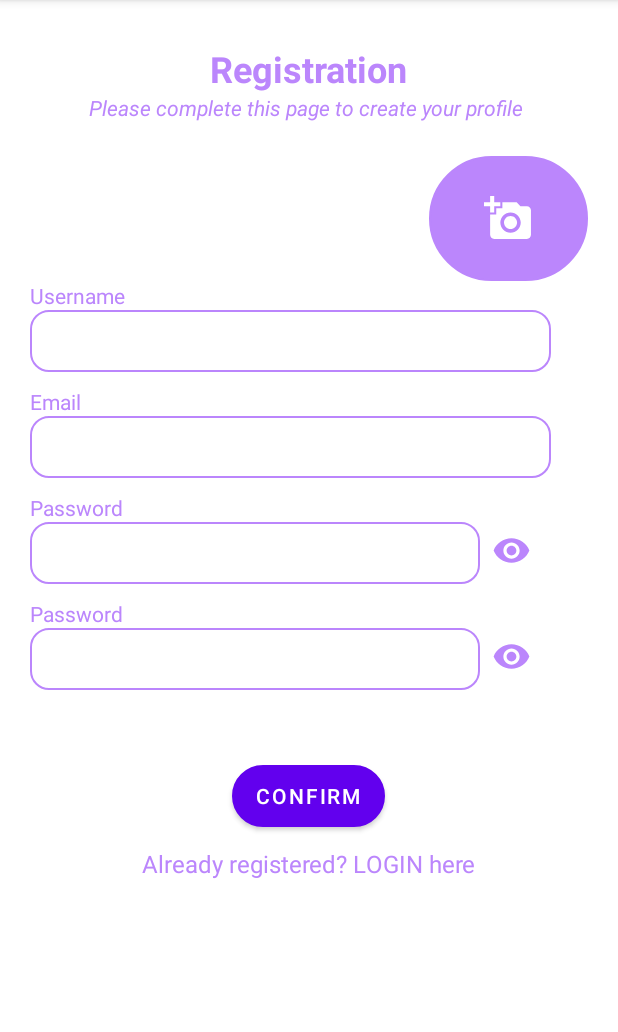
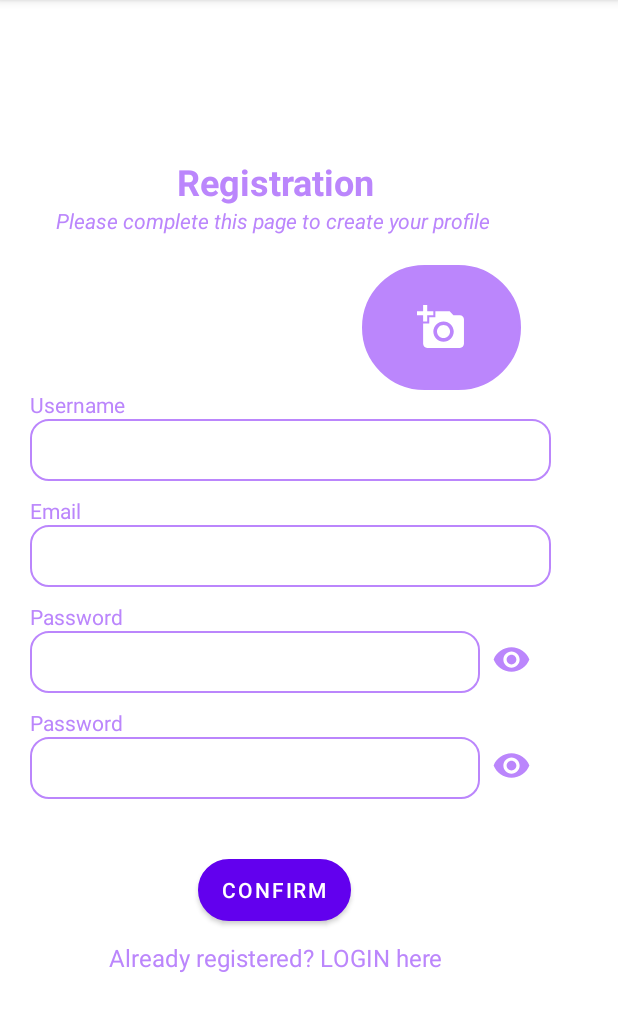
Before and after one commit to GeorgePisl/WhereToStudy, an Android app: the screen it shows after launch (Registration), after a tap on an icon or button, on a phone screen of 412 x 824 dp, the part 84-1116 px from its top. Run offline under Robolectric (Android 15) with nearby library versions, the phone set to English and light mode, and no system bars; our stand-ins replace Firebase (no records; nobody signed in at launch, a user with empty details on screens opened directly); libraries missing offline, so code that uses them is left out: com.facebook, com.facebook.login; pictures from the network do not load; 6 statements that could not run were skipped.

Commit message:
Chiara - scrolls added + profilePicture working in progress

```diff
--- a/app/build.gradle
+++ b/app/build.gradle
@@ -65,4 +65,6 @@ dependencies {
     implementation 'com.github.chrisbanes:PhotoView:2.3.0'
     implementation 'com.budiyev.android:code-scanner:2.1.0'
 
+    implementation 'com.squareup.picasso:picasso:2.71828'
+
 }
--- a/app/src/main/res/layout/activity_registration.xml
+++ b/app/src/main/res/layout/activity_registration.xml
@@ -14,12 +14,27 @@
 
     </include>
 
+    <ScrollView
+        android:id="@+id/scrollRegistration"
+        android:layout_width="match_parent"
+        android:layout_height="wrap_content"
+        android:layout_marginTop="100dp"
+        android:fillViewport="true"
+        app:layout_constraintBottom_toBottomOf="@+id/toolbar1"
+        app:layout_constraintHorizontal_bias="0.0"
+        app:layout_constraintLeft_toLeftOf="parent"
+        app:layout_constraintRight_toRightOf="parent"
+        app:layout_constraintTop_toTopOf="parent">
+
+        <androidx.constraintlayout.widget.ConstraintLayout
+            android:layout_width="wrap_content"
+            android:layout_height="wrap_content">
 
             <TextView
                 android:id="@+id/registrationText"
                 android:layout_width="wrap_content"
                 android:layout_height="wrap_content"
-        android:layout_marginTop="85dp"
+                android:layout_marginTop="5dp"
                 android:text="Registration"
                 android:textColor="@color/purple_200"
                 android:textSize="24sp"
@@ -46,9 +61,10 @@
                 android:id="@+id/profilePicture"
                 android:layout_width="106dp"
                 android:layout_height="83dp"
-        android:layout_marginTop="160dp"
+                android:layout_marginTop="20dp"
                 android:layout_marginEnd="20dp"
                 android:background="@drawable/image_view_border"
+                android:contentDescription="profile"
                 android:onClick="addProfilePic"
                 android:padding="25dp"
                 android:tint="#FFFFFF"
@@ -56,9 +72,8 @@
                 app:layout_constraintEnd_toEndOf="parent"
                 app:layout_constraintHorizontal_bias="1.0"
                 app:layout_constraintStart_toStartOf="parent"
-        app:layout_constraintTop_toTopOf="parent"
+                app:layout_constraintTop_toBottomOf="@+id/description"
                 app:srcCompat="@drawable/ic_add_photo"
-        android:contentDescription="profile"
                 tools:ignore="HardcodedText" />
 
 
@@ -181,13 +196,13 @@
                 android:layout_marginStart="6dp"
                 android:layout_marginLeft="6dp"
                 android:layout_marginTop="35dp"
+                android:contentDescription="show password"
                 android:tint="@color/purple_200"
                 app:layout_constraintEnd_toEndOf="parent"
                 app:layout_constraintHorizontal_bias="0.0"
                 app:layout_constraintStart_toEndOf="@+id/passwordRegister"
                 app:layout_constraintTop_toBottomOf="@+id/emailRegister"
                 app:srcCompat="@drawable/ic_visibility"
-                android:contentDescription="show password"
                 tools:ignore="HardcodedText" />
 
             <ImageView
@@ -197,14 +212,14 @@
                 android:layout_marginStart="6dp"
                 android:layout_marginTop="35dp"
                 android:layout_marginEnd="10dp"
+                android:contentDescription="hide password"
+                android:tint="@color/purple_200"
                 android:visibility="invisible"
-        android:tint="@color/purple_200"
                 app:layout_constraintEnd_toEndOf="parent"
                 app:layout_constraintHorizontal_bias="0.0"
                 app:layout_constraintStart_toEndOf="@+id/passwordRegister"
                 app:layout_constraintTop_toBottomOf="@+id/emailRegister"
                 app:srcCompat="@drawable/ic_visibility_off"
-        android:contentDescription="hide password"
                 tools:ignore="HardcodedText" />
 
             <ImageView
@@ -214,13 +229,13 @@
                 android:layout_marginStart="6dp"
                 android:layout_marginLeft="6dp"
                 android:layout_marginTop="35dp"
+                android:contentDescription="visibility"
                 android:tint="@color/purple_200"
                 app:layout_constraintEnd_toEndOf="parent"
                 app:layout_constraintHorizontal_bias="0.0"
                 app:layout_constraintStart_toEndOf="@+id/confirmPasswordRegister"
                 app:layout_constraintTop_toBottomOf="@+id/passwordRegister"
                 app:srcCompat="@drawable/ic_visibility"
-        android:contentDescription="visibility"
                 tools:ignore="HardcodedText" />
 
             <ImageView
@@ -230,22 +245,21 @@
                 android:layout_marginStart="6dp"
                 android:layout_marginTop="35dp"
                 android:layout_marginEnd="10dp"
+                android:contentDescription="visibility off"
+                android:tint="@color/purple_200"
                 android:visibility="invisible"
-        android:tint="@color/purple_200"
                 app:layout_constraintEnd_toEndOf="parent"
                 app:layout_constraintHorizontal_bias="0.0"
                 app:layout_constraintStart_toEndOf="@+id/confirmPasswordRegister"
                 app:layout_constraintTop_toBottomOf="@+id/passwordRegister"
                 app:srcCompat="@drawable/ic_visibility_off"
-        android:contentDescription="visibility off"
                 tools:ignore="HardcodedText" />
-
 
             <Button
                 android:id="@+id/buttonRegister"
                 android:layout_width="wrap_content"
                 android:layout_height="41dp"
-        android:layout_marginTop="50dp"
+                android:layout_marginTop="40dp"
                 android:background="@drawable/my_button_bg"
                 android:onClick="register"
                 android:text="Confirm"
@@ -257,19 +271,25 @@
                 tools:ignore="HardcodedText" />
 
 
-
             <TextView
                 android:id="@+id/tvCancel"
                 android:layout_width="wrap_content"
                 android:layout_height="35dp"
                 android:layout_marginTop="13dp"
+                android:layout_marginBottom="50dp"
                 android:text="Already registered? LOGIN here"
                 android:textColor="@color/purple_200"
                 android:textSize="16sp"
-        app:layout_constraintEnd_toStartOf="@+id/toolbar1"
+                app:layout_constraintBottom_toBottomOf="parent"
+                app:layout_constraintEnd_toEndOf="parent"
                 app:layout_constraintHorizontal_bias="0.5"
-        app:layout_constraintStart_toEndOf="@+id/toolbar1"
+                app:layout_constraintStart_toStartOf="parent"
                 app:layout_constraintTop_toBottomOf="@+id/buttonRegister"
                 tools:ignore="HardcodedText" />
 
         </androidx.constraintlayout.widget.ConstraintLayout>
+    </ScrollView>
+
+
+
+</androidx.constraintlayout.widget.ConstraintLayout>
```
Also changed, not shown: app/src/main/java/com/example/wheretostudy/Login.java (+7 -0 lines), app/src/main/java/com/example/wheretostudy/MapActivity.java (+6 -1 lines), app/src/main/res/layout/activity_login.xml (+28 -13 lines). Lines whose indentation alone changed are shown as unchanged.
